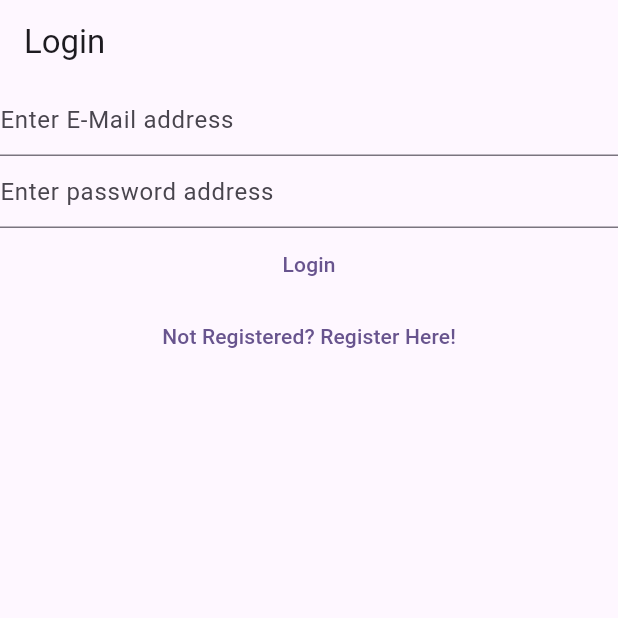
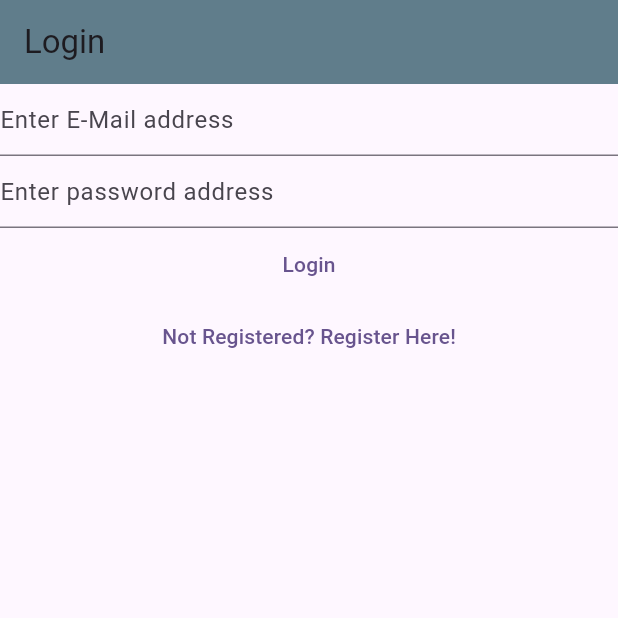
Before and after one commit to adv-p-n/myfirstapp, a Flutter app: the screen it shows after launch, after a tap on "Login", on a phone screen of 412 x 824 dp, the top half of it. Run offline on Flutter 3.47's test engine with Material 3 defaults, Android fonts, the phone set to English and light mode, and no system bars; our stand-ins replace firebase_auth, firebase_core; accounts and stored records are empty; network calls fail.

Commit message:
login to notes error fix

```diff
--- a/lib/main.dart
+++ b/lib/main.dart
@@ -18,7 +18,8 @@ void main() {
     home: const HomePage(),
     routes: {
       '/login/': (context) => const LoginView(),
-      '/register/': (context) => const RegisterView()
+      '/register/': (context) => const RegisterView(),
+      '/notes/': (context) => const MyNotesView(),
     },
   ));
 }
@@ -39,7 +40,7 @@ class HomePage extends StatelessWidget {
             final user = FirebaseAuth.instance.currentUser;
             if (user != null) {
               if (user.emailVerified) {
-                print("Verified User");
+                dev.log("Verified User");
               } else {
                 return const VerifyEmailView();
               }
@@ -80,7 +81,6 @@ class _MyNotesViewState extends State<MyNotesView> {
                       .pushNamedAndRemoveUntil('/login/', (route) => false);
                 }
             }
-            ;
           }, itemBuilder: (context) {
             return const [
               PopupMenuItem<MenuActions>(
--- a/lib/views/login_view.dart
+++ b/lib/views/login_view.dart
@@ -1,5 +1,6 @@
 import 'package:firebase_auth/firebase_auth.dart';
 import 'package:flutter/material.dart';
+import 'dart:developer' as dev show log;
 
 class LoginView extends StatefulWidget {
   const LoginView({super.key});
@@ -31,6 +32,7 @@ class _LoginViewState extends State<LoginView> {
     return Scaffold(
       appBar: AppBar(
         title: const Text('Login'),
+        backgroundColor: Colors.blueGrey,
       ),
       body: Column(
         children: [
@@ -58,16 +60,20 @@ class _LoginViewState extends State<LoginView> {
                 final userCredential = await FirebaseAuth.instance
                     .signInWithEmailAndPassword(
                         email: email, password: password);
-                print(userCredential);
+                dev.log(userCredential.toString());
+                Navigator.of(context).pushNamedAndRemoveUntil(
+                  '/notes/',
+                  (route) => false,
+                );
               } on FirebaseAuthException catch (e) {
                 if (e.code == 'user-not-found') {
-                  print('User not found.........');
+                  dev.log('User not found.........');
                 } else if (e.code == 'wrong-password') {
-                  print("Password is incorrect........");
+                  dev.log("Password is incorrect........");
                 } else if (e.code == 'invalid-credential') {
-                  print("Invalid Credentials........");
+                  dev.log("Invalid Credentials........");
                 } else {
-                  print(e);
+                  dev.log(e.toString());
                 }
               }
             },
```
Also changed, not shown: lib/views/register_view.dart (+5 -4 lines).
